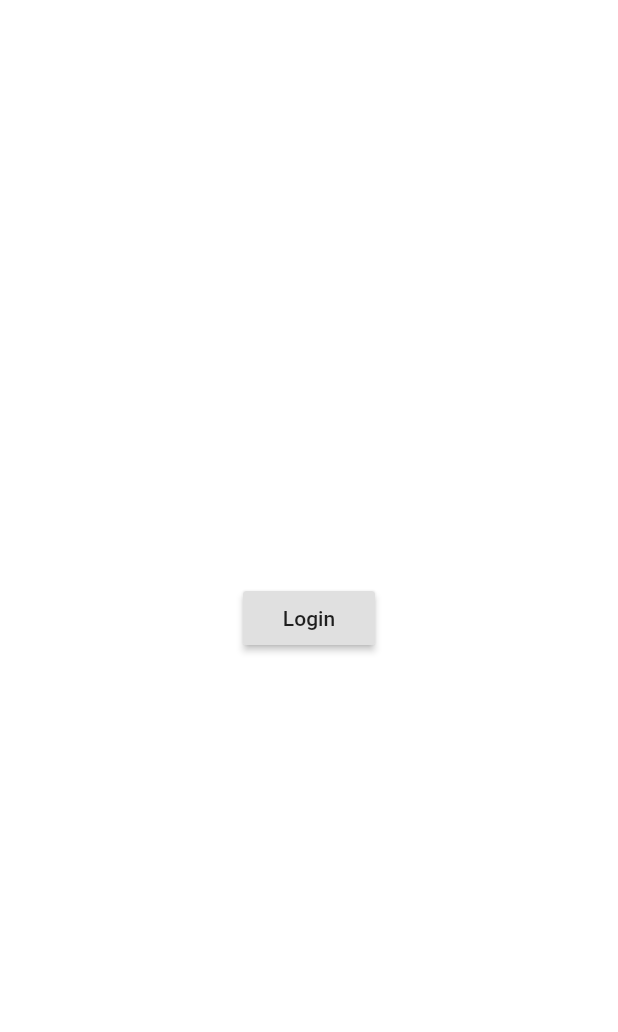
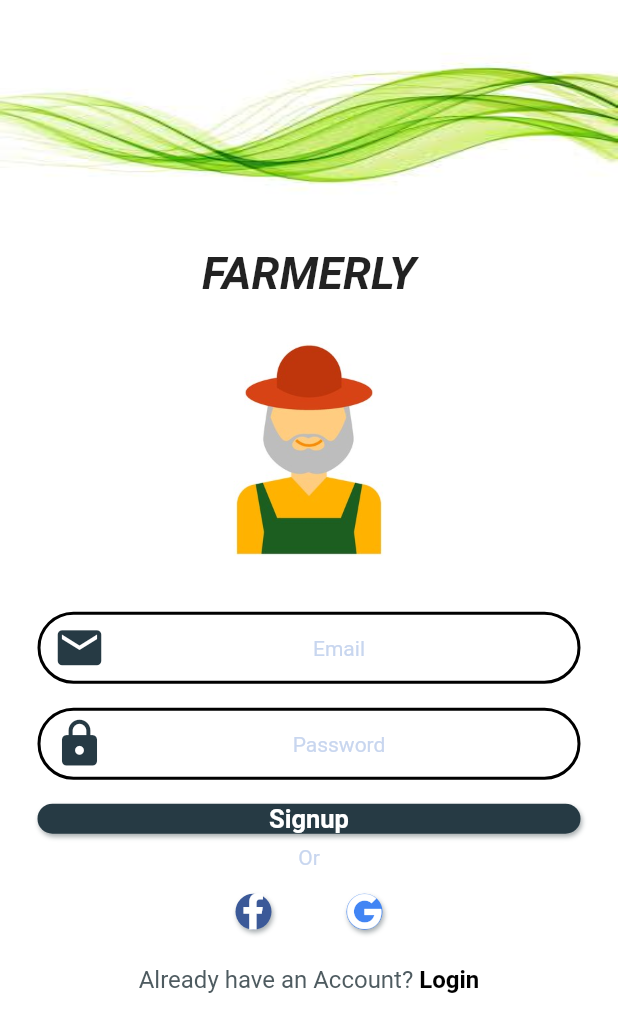
Before and after one commit to sagithiyan/SmartFarmer, a Flutter app: the Signup screen opened by its route, on a phone screen of 412 x 824 dp. Shown: the top 1032 px of the screen. Run offline on Flutter 3.47's test engine with Material 2 defaults, Android fonts, the phone set to English and light mode, and no system bars; our stand-ins replace font_awesome_flutter, google_fonts, rxdart.

Commit message:
signup.dart is completed and stream builders,providers,rxdart added validation partially finished for android devices

```diff
--- a/lib/src/app.dart
+++ b/lib/src/app.dart
@@ -1,13 +1,22 @@
 import 'package:flutter/cupertino.dart';
 import 'package:flutter/material.dart';
+import 'package:provider/provider.dart';
+import 'package:smartfarmer/src/blocs/auth_bloc.dart';
 import 'package:smartfarmer/src/routes.dart';
 import 'screens/login.dart';
 import 'dart:io';
 
+final authBloc=AuthBloc();
+
 class App extends StatelessWidget {
   @override
   Widget build(BuildContext context) {
-    return PlatformApp();
+    return MultiProvider(
+        providers: [
+          Provider(create: (context)=>authBloc)
+
+        ],
+        child: PlatformApp());
   }
 }
 
--- /dev/null
+++ b/lib/src/blocs/auth_bloc.dart
@@ -0,0 +1,41 @@
+import 'dart:async';
+
+import 'package:rxdart/streams.dart';
+import 'package:rxdart/subjects.dart';
+
+final RegExp regExpEmail = RegExp(
+    r'^(([^<>()[\]\\.,;:\s@\"]+(\.[^<>()[\]\\.,;:\s@\"]+)*)|(\".+\"))@((\[[0-9]{1,3}\.[0-9]{1,3}\.[0-9]{1,3}\.[0-9]{1,3}\])|(([a-zA-Z\-0-9]+\.)+[a-zA-Z]{2,}))$');
+class AuthBloc{
+  final _email=BehaviorSubject<String>();
+  final _password=BehaviorSubject<String>();
+
+  //It's for get data
+  Stream<String> get email=>_email.stream.transform(validateEmail);
+  Stream<String> get password=>_password.stream.transform(validatePassword);
+  Stream<bool> get isValid=>CombineLatestStream.combine2(email, password, (email,password) => true);
+
+
+  //Set the data
+  Function(String) get changeEmail =>_email.sink.add;
+  Function(String) get changePassword =>_password.sink.add;
+
+  dispose(){
+    _email.close();
+    _password.close();
+  }
+  final validateEmail=StreamTransformer<String,String>.fromHandlers(handleData: (email,sink){
+    if(regExpEmail.hasMatch(email.trim())){
+      sink.add(email.trim());
+    }else{
+      sink.addError('Enter Valid Email Address');
+    }
+  });
+
+  final validatePassword=StreamTransformer<String,String>.fromHandlers(handleData: (password,sink){
+    if(password.length>=8){
+      sink.add(password.trim());
+    }else{
+      sink.addError('your password should be Minimum 8 characters');
+    }
+  });
+}
--- a/lib/src/screens/login.dart
+++ b/lib/src/screens/login.dart
@@ -2,6 +2,8 @@ import 'package:flutter/cupertino.dart';
 import 'package:flutter/material.dart';
 import 'dart:io';
 import 'package:flutter/gestures.dart';
+import 'package:provider/provider.dart';
+import 'package:smartfarmer/src/blocs/auth_bloc.dart';
 import 'package:smartfarmer/src/styles/base.dart';
 import 'package:smartfarmer/src/styles/text.dart';
 import 'package:smartfarmer/src/styles/textfields.dart';
@@ -14,18 +16,20 @@ import 'package:smartfarmer/src/widgets/button.dart';
 class Login extends StatelessWidget {
   @override
   Widget build(BuildContext context) {
+    final authBloc=Provider.of<AuthBloc>(context);
+
     if (Platform.isIOS) {
       return CupertinoPageScaffold(
-        child: pageBody(context),
+        child: pageBody(context,authBloc),
       );
     } else {
       return Scaffold(
-        body: pageBody(context),
+        body: pageBody(context,authBloc),
       );
     }
   }
 
-  Widget pageBody(BuildContext context) {
+  Widget pageBody(BuildContext context,AuthBloc authBloc) {
     return ListView(
       children: <Widget>[
 //        ClipPath(
@@ -69,14 +73,24 @@ class Login extends StatelessWidget {
             image: DecorationImage(image: AssetImage('assets/images/fra.jpg')),
           ),
         ),
-        AppTextField(
+        StreamBuilder<String>(
+          stream: authBloc.email,
+          builder: (context, snapshot) {
+            return AppTextField(
               isIOS: Platform.isIOS,
               hintText: 'Email',
               cupertinoIcon: CupertinoIcons.mail_solid,
               materialIcon: Icons.email,
               textInputType: TextInputType.emailAddress,
+              errorText: snapshot.error,
+              onChanged: authBloc.changeEmail,
+            );
+          }
         ),
-        AppTextField(
+        StreamBuilder<String>(
+          stream: authBloc.password,
+          builder: (context, snapshot) {
+            return AppTextField(
               isIOS: Platform.isIOS,
               hintText: 'Password',
               cupertinoIcon: IconData(0xf4c9,
@@ -84,6 +98,10 @@ class Login extends StatelessWidget {
                   fontPackage: CupertinoIcons.iconFontPackage),
               materialIcon: Icons.lock,
               obscureText: true,
+              errorText: snapshot.error,
+              onChanged: authBloc.changePassword,
+            );
+          }
         ),
         AppButton(
           buttonText: 'Login',
@@ -109,7 +127,7 @@ class Login extends StatelessWidget {
           child: RichText(
               textAlign: TextAlign.center,
               text: TextSpan(
-                  text: 'New Here? ',
+                  text: 'Create an Account? ',
                   style: TextStyles.body,
                   children: [
                     TextSpan(
--- a/lib/src/screens/signup.dart
+++ b/lib/src/screens/signup.dart
@@ -1,6 +1,15 @@
 import 'package:flutter/cupertino.dart';
 import 'package:flutter/material.dart';
 import 'dart:io';
+import 'package:flutter/gestures.dart';
+import 'package:smartfarmer/src/styles/base.dart';
+import 'package:smartfarmer/src/styles/text.dart';
+import 'package:smartfarmer/src/styles/textfields.dart';
+import 'package:smartfarmer/src/styles/colors.dart';
+import 'package:smartfarmer/src/styles/buttons.dart';
+import 'package:smartfarmer/src/widgets/social_button.dart';
+import 'package:smartfarmer/src/widgets/textfield.dart';
+import 'package:smartfarmer/src/widgets/button.dart';
 
 class Signup extends StatelessWidget {
   @override
@@ -17,19 +26,84 @@ class Signup extends StatelessWidget {
   }
 
   Widget pageBody(BuildContext context) {
-    return Center(
-        child: (Platform.isIOS)
-            ? CupertinoButton(
-                child: Text('Login'),
-                onPressed: () {
-                  Navigator.pushReplacementNamed(context, "/login");
-                },
-              )
-            : RaisedButton(
-                child: Text('Login'),
-                onPressed: () {
-                  Navigator.pushReplacementNamed(context, "/login");
-                },
-              ));
+    return ListView(
+      children: <Widget>[
+        Container(
+          height: MediaQuery.of(context).size.height * .2,
+          decoration: BoxDecoration(
+              image: DecorationImage(
+                  image: AssetImage('assets/images/images.jpg'),
+                  fit: BoxFit.fill)),
+        ),
+        Container(
+          child: Center(
+            child: Text(
+              "FARMERLY",
+              style: TextStyle(
+                  fontWeight: FontWeight.bold,
+                  fontSize: 30,
+                  fontStyle: FontStyle.italic),
+            ),
+          ),
+        ),
+        Container(
+          height: 200.0,
+          decoration: BoxDecoration(
+            image: DecorationImage(image: AssetImage('assets/images/fra.jpg')),
+          ),
+        ),
+        AppTextField(
+          isIOS: Platform.isIOS,
+          hintText: 'Email',
+          cupertinoIcon: CupertinoIcons.mail_solid,
+          materialIcon: Icons.email,
+          textInputType: TextInputType.emailAddress,
+        ),
+        AppTextField(
+          isIOS: Platform.isIOS,
+          hintText: 'Password',
+          cupertinoIcon: IconData(0xf4c9,
+              fontFamily: CupertinoIcons.iconFont,
+              fontPackage: CupertinoIcons.iconFontPackage),
+          materialIcon: Icons.lock,
+          obscureText: true,
+        ),
+        AppButton(
+          buttonText: 'Signup',
+          buttonType: ButtonType.DarkBlue,
+        ),
+        Center(
+          child: Text('Or', style: TextStyles.suggestion),
+        ),
+        Padding(
+          padding: BaseStyles.listPadding,
+          child: Row(
+            mainAxisAlignment: MainAxisAlignment.center,
+            children: <Widget>[
+              AppSocialButton(
+                socialType: SocialType.Facebook,
+              ),
+              AppSocialButton(socialType: SocialType.Google),
+            ],
+          ),
+        ),
+        Padding(
+          padding: BaseStyles.listPadding,
+          child: RichText(
+              textAlign: TextAlign.center,
+              text: TextSpan(
+                  text: 'Already have an Account? ',
+                  style: TextStyles.body,
+                  children: [
+                    TextSpan(
+                        text: 'Login',
+                        style: TextStyles.link,
+                        recognizer: TapGestureRecognizer()
+                          ..onTap =
+                              () => Navigator.pushNamed(context, '/login'))
+                  ])),
+        )
+      ],
+    );
   }
 }
--- a/lib/src/styles/textfields.dart
+++ b/lib/src/styles/textfields.dart
@@ -32,12 +32,14 @@ abstract class TextFieldStyles {
         borderRadius: BorderRadius.circular(BaseStyles.borderRadius));
   }
 
-  static InputDecoration materialDecoration(String hintText, IconData icon) {
+  static InputDecoration materialDecoration(
+      String hintText, IconData icon, String errorText) {
     return InputDecoration(
       contentPadding: EdgeInsets.all(8.0),
       hintText: hintText,
       hintStyle: TextFieldStyles.placeholder,
       border: InputBorder.none,
+      errorText: errorText,
       focusedBorder: OutlineInputBorder(
           borderSide:
               BorderSide(color: AppColors.black, width: BaseStyles.borderWidth),
@@ -46,6 +48,14 @@ abstract class TextFieldStyles {
           borderSide:
               BorderSide(color: AppColors.black, width: BaseStyles.borderWidth),
           borderRadius: BorderRadius.circular(BaseStyles.borderRadius)),
+      focusedErrorBorder: OutlineInputBorder(
+          borderSide:
+              BorderSide(color: AppColors.black, width: BaseStyles.borderWidth),
+          borderRadius: BorderRadius.circular(BaseStyles.borderRadius)),
+      errorBorder: OutlineInputBorder(
+          borderSide:
+              BorderSide(color: AppColors.black, width: BaseStyles.borderWidth),
+          borderRadius: BorderRadius.circular(BaseStyles.borderRadius)),
       prefixIcon: iconPrefix(icon),
     );
   }
--- a/lib/src/widgets/textfield.dart
+++ b/lib/src/widgets/textfield.dart
@@ -9,6 +9,8 @@ class AppTextField extends StatelessWidget {
   final IconData cupertinoIcon;
   final TextInputType textInputType;
   final bool obscureText;
+  final void Function(String) onChanged;
+  final String errorText;
 
   AppTextField(
       {@required this.isIOS,
@@ -16,7 +18,10 @@ class AppTextField extends StatelessWidget {
       @required this.cupertinoIcon,
       @required this.materialIcon,
       this.textInputType,
-      this.obscureText});
+      this.obscureText,
+      this.onChanged,
+        this.errorText,
+      });
 
   @override
   Widget build(BuildContext context) {
@@ -51,8 +56,9 @@ class AppTextField extends StatelessWidget {
           style: TextFieldStyles.text,
           textAlign: TextFieldStyles.textAlign,
           decoration:
-              TextFieldStyles.materialDecoration(hintText, materialIcon),
+              TextFieldStyles.materialDecoration(hintText, materialIcon,errorText),
           obscureText: (obscureText != null) ? obscureText : false,
+          onChanged: onChanged,
         ),
       );
     }
--- a/pubspec.yaml
+++ b/pubspec.yaml
@@ -33,6 +33,9 @@ dependencies:
   cloud_firestore: ^0.13.6
   google_fonts: ^1.1.0
   font_awesome_flutter: ^8.8.1
+  rxdart: ^0.24.1
+  provider: ^4.1.3
+
 
 dev_dependencies:
   flutter_test:
```
Also changed, not shown: pubspec.lock. Lines whose indentation alone changed are shown as unchanged.
